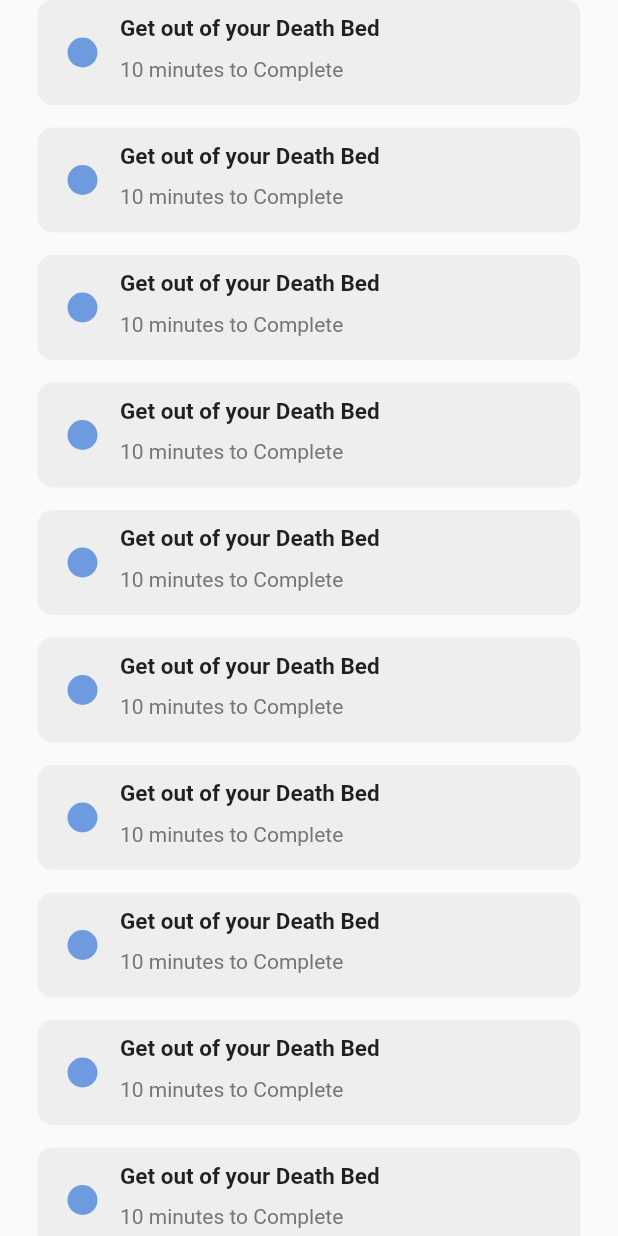
After one commit to obitors/PreArticle_Android_App, a Flutter app: the Hundred_ways screen opened directly, on a phone screen of 412 x 824 dp. The commit adds this screen. Run offline on Flutter 3.47's test engine with Material 2 defaults, Android fonts, the phone set to English and light mode, and no system bars; missing offline and left inert: flutter_responsive_screen, flutter_rounded_progress_bar; network calls fail.

Commit message:
Prearticle App Beta 0.0.33

```diff
--- a/lib/Chapters/Contents_List.dart
+++ b/lib/Chapters/Contents_List.dart
@@ -1,5 +1,7 @@
 import 'package:flutter/material.dart';
 import 'package:flutter_rounded_progress_bar/rounded_progress_bar_style.dart';
+import 'package:prearticle/Chapters/HundredWays.dart';
+import 'package:prearticle/Chapters/chapterData.dart';
 import 'package:prearticle/Configuration/app_config.dart';
 import 'package:flutter_rounded_progress_bar/flutter_rounded_progress_bar.dart';
 
@@ -91,7 +93,8 @@ class _ContentsState extends State<Contents> {
           Expanded(
             child: Container(
               width: double.infinity,
-              decoration: BoxDecoration(color: Colors.white),
+              decoration: BoxDecoration(color: Colors.white,),
+              child: Hundred_ways(),
             ),
           )
         ],
--- /dev/null
+++ b/lib/Chapters/HundredWays.dart
@@ -0,0 +1,93 @@
+import 'package:flutter/material.dart';
+import 'dart:async';
+import 'package:http/http.dart' as http;
+import 'package:flutter_rounded_progress_bar/flutter_rounded_progress_bar.dart';
+import 'package:flutter_rounded_progress_bar/rounded_progress_bar_style.dart';
+
+class Hundred_ways extends StatefulWidget {
+  Hundred_ways({Key key}) : super(key: key);
+
+  @override
+  _Hundred_waysState createState() => _Hundred_waysState();
+}
+
+class _Hundred_waysState extends State<Hundred_ways> {
+  final String url = 'ashutoshagrawal.in';
+  List data;
+  double percen=30;
+  @override
+  void initState() {
+    super.initState();
+    this.getJsonData();
+  }
+
+  Future<String> getJsonData() async {
+    var response = await http.get(url);
+  }
+
+  Widget build(BuildContext context) {
+    return Scaffold(
+      body: ListView.builder(
+        itemCount: 20,
+        itemBuilder: (BuildContext context, int index) {
+          return Container(
+              padding: EdgeInsets.only(left: 25, right: 25, bottom: 15),
+              child: Column(
+                mainAxisAlignment: MainAxisAlignment.start,
+                crossAxisAlignment: CrossAxisAlignment.start,
+                children: <Widget>[
+                  Container(
+                    height: 70,
+                    decoration: BoxDecoration(
+                        color: Colors.grey[200],
+                        borderRadius: BorderRadius.circular(10)),
+                    child: Row(
+                      children: <Widget>[
+                        Padding(
+                          padding: EdgeInsets.only(left: 20),
+                          child: Container(
+                            height: 20,
+                            width: 20,
+                            decoration: BoxDecoration(
+                              color: Color(0xff6e9bdf),
+                              borderRadius: BorderRadius.circular(20),
+                            ),
+                          ),
+                        ),
+                        Padding(
+                          padding: EdgeInsets.only(left: 15),
+                          child: Column(
+                            crossAxisAlignment: CrossAxisAlignment.start,
+                            children: <Widget>[
+                              Padding(
+                                padding: EdgeInsets.only(top: 10),
+                                child: Text(
+                                  'Get out of your Death Bed',
+                                  style: TextStyle(
+                                    fontSize: 15,
+                                    fontWeight: FontWeight.bold,
+                                  ),
+                                ),
+                              ),
+                              Padding(
+                                padding: EdgeInsets.only(top: 10),
+                                child: Text(
+                                  '10 minutes to Complete',
+                                  style: TextStyle(
+                                    color: Colors.grey[600],
+                                  ),
+                                ),
+                              ),
+                            ],
+                          ),
+                        ),
+                      ],
+                    ),
+                  ),
+                ],
+              ));
+        },
+      ),
+    );
+  }
+}
--- a/pubspec.yaml
+++ b/pubspec.yaml
@@ -22,6 +22,7 @@ dependencies:
   marquee: ^1.3.1
   flutter_responsive_screen: ^1.0.0
   flutter_rounded_progress_bar: ^0.1.2
+  http: any
 
   # The following adds the Cupertino Icons font to your application.
   # Use with the CupertinoIcons class for iOS style icons.
```
Also changed, not shown: pubspec.lock.
